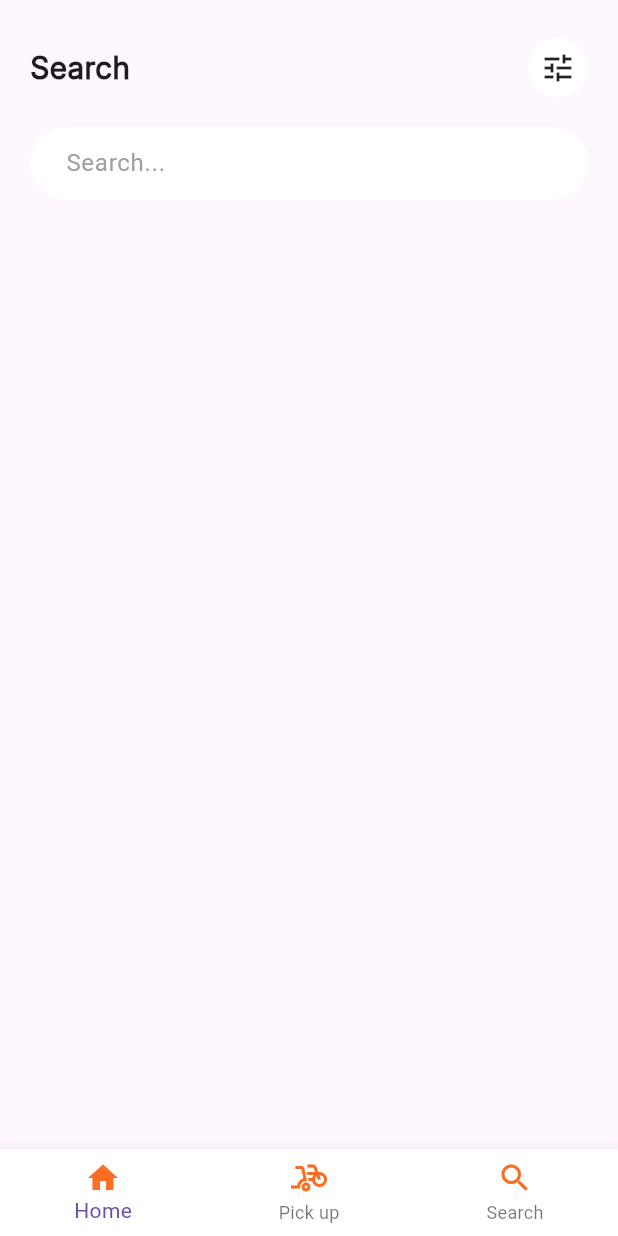
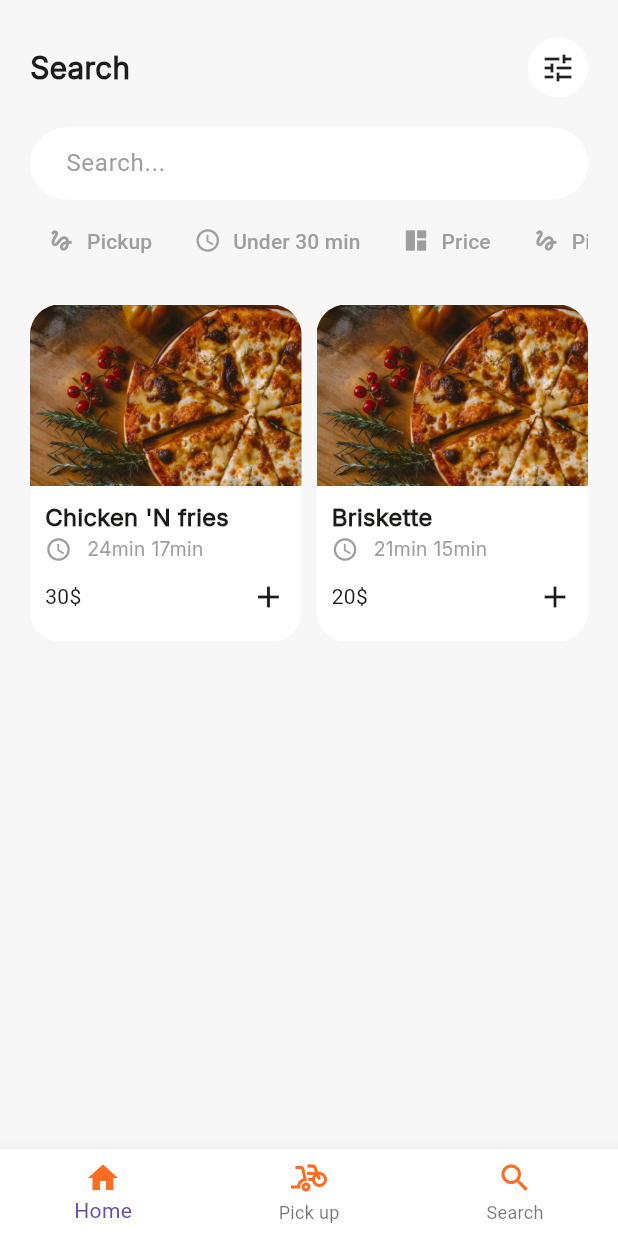
Before and after one commit to Asuraking913/chefgods, a Flutter app: the screen it shows after launch, on a phone screen of 412 x 824 dp. Run offline on Flutter 3.47's test engine with Material 3 defaults, Android fonts, the phone set to English and light mode, and no system bars; our stand-ins replace carousel_slider.

Commit message:
update: made modifications to search page

```diff
--- /dev/null
+++ b/lib/components/recommended.dart
@@ -0,0 +1,9 @@
+import 'package:flutter/material.dart';
+
+class Recommended extends StatelessWidget {
+
+  @override
+  Widget build(BuildContext context) {
+    return const Placeholder();
+  }
+}
--- /dev/null
+++ b/lib/components/suggested_template.dart
@@ -0,0 +1,93 @@
+import 'dart:io';
+
+import 'package:chefgods/components/colorClass.dart';
+import 'package:flutter/material.dart';
+
+class SuggestedCardTemplate extends StatelessWidget {
+
+  final colorClass = ColorClass();
+  String name;
+  String image;
+  String price;
+  String time;
+
+  SuggestedCardTemplate({
+
+  		required this.name,
+  		required this.image,
+  		required this.price,
+  		required this.time
+
+  	});
+
+  @override
+  Widget build(BuildContext context) {
+    return ClipRRect(
+    	borderRadius: BorderRadius.circular(20),
+      child: Container(
+      	width: MediaQuery.of(context).size.width /2,
+      	color: colorClass.white,
+      		child: Column(
+      				children: <Widget>[
+      					Image.asset('assets/image/$image'),
+
+      					Padding(
+      						padding: EdgeInsets.fromLTRB(10, 10, 10, 18),
+      							child: Column(
+      									crossAxisAlignment: CrossAxisAlignment.start,
+      									children: [
+
+      										Text(
+      												"$name",
+      												style: TextStyle(
+      														color:  colorClass.tertiary,
+      														fontSize: 16,
+      														fontWeight: FontWeight.w600,
+      														fontFamily: 'inter'
+      													),
+      											),
+      										Row(
+      											mainAxisAlignment: MainAxisAlignment.start,
+      										  children: [
+      										    Icon(
+      										    		Icons.access_time_sharp,
+      										    		color: colorClass.secondary,
+      										    		size: 18,
+
+      										    	),
+      										    SizedBox(width: 10,),
+      										    Text(
+      										    		'$time',
+      										    		style: TextStyle(
+      										    				color: colorClass.secondary,
+      										    				fontSize: 13,
+      										    				fontFamily: 'inter'
+      										    			),
+      										    	)
+      										  ],
+      										),
+
+      										SizedBox(height: 10,),
+
+      										Row(
+      											children: <Widget>[
+      												Text('$price\$'),
+      												Spacer(),
+      												Icon(
+      													Icons.add,
+      													color: colorClass.tertiary,
+      												)
+      											],
+      										)
+
+      									],
+      								),
+      						)
+
+
+      				],
+      			),
+      	),
+    );
+  }
+}
--- a/lib/pages/search.dart
+++ b/lib/pages/search.dart
@@ -1,5 +1,6 @@
 import 'package:chefgods/components/colorClass.dart';
 import 'package:chefgods/components/nav_bar.dart';
+import 'package:chefgods/components/suggested_template.dart';
 import 'package:flutter/material.dart';
 
 class SearchPage extends StatelessWidget {
@@ -10,7 +11,9 @@ class SearchPage extends StatelessWidget {
   Widget build(BuildContext context) {
     return SafeArea(
     		child: Scaffold(
+            bottomNavigationBar: BottomNavigation(),
     				body: Container(
+                            color: colorClass.background,
     						padding: EdgeInsets.fromLTRB(20, 25, 20, 10),
     						child: Column(
     								children: <Widget>[
@@ -53,11 +56,67 @@ class SearchPage extends StatelessWidget {
     													color: colorClass.secondary
     												),
     										)
-    								)
-    						],
+    								),
+
+                    SizedBox(height: 10,),
+
+                    Container(
+                      height: 35,
+                      child: ListView(
+                        scrollDirection: Axis.horizontal,
+
+                        children: [
+                          TextButton.icon(
+                              onPressed: () {},
+                              label: Text('Pickup', style: TextStyle( color: colorClass.secondary ),),
+                              icon: Icon(Icons.gesture, color: colorClass.secondary,),
+                            ),
+                          TextButton.icon(
+                              onPressed: () {},
+                              label: Text('Under 30 min', style: TextStyle( color: colorClass.secondary ),),
+                              icon: Icon(Icons.access_time_sharp, color: colorClass.secondary,),
+                            ),
+                          TextButton.icon(
+                              onPressed: () {},
+                              label: Text('Price', style: TextStyle( color: colorClass.secondary ),),
+                              icon: Icon(Icons.space_dashboard_sharp, color: colorClass.secondary,),
+                            ),
+                          TextButton.icon(
+                              onPressed: () {},
+                              label: Text('Pickup', style: TextStyle( color: colorClass.secondary ),),
+                              icon: Icon(Icons.gesture, color: colorClass.secondary,),
+                            ),
+                          TextButton.icon(
+                              onPressed: () {},
+                              label: Text('Pickup', style: TextStyle( color: colorClass.secondary ),),
+                              icon: Icon(Icons.gesture, color: colorClass.secondary,),
+                            ),
+                          TextButton.icon(
+                              onPressed: () {},
+                              label: Text('Pickup', style: TextStyle( color: colorClass.secondary ),),
+                              icon: Icon(Icons.gesture, color: colorClass.secondary, ),
+                            ),
+                        ],
+
+                      ),
+                    ),
+
+                    SizedBox(height: 25,),
+
+                    Row(
+                        children: [
+                            Expanded(child: SuggestedCardTemplate(name: "Chicken 'N fries", price: "30", time: '24min 17min', image: 'food.jpg',)),
+                            SizedBox(width:  10,),
+                            Expanded(child: SuggestedCardTemplate(name: "Briskette", price: '20', time: '21min 15min', image: 'food.jpg',)),
+                        ],
+                    ),
+
+                    SizedBox(height: 25,),
+
+
+    			],
     				),
     					),
-    				bottomNavigationBar: BottomNavigation(),
     			),
     	);
   }
```
